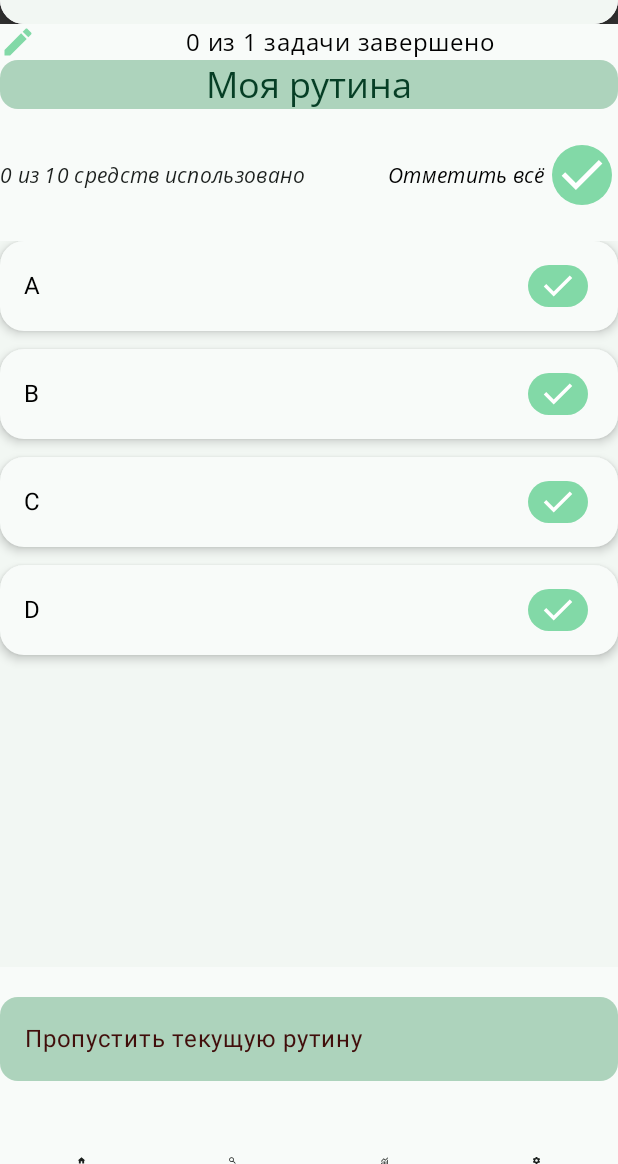
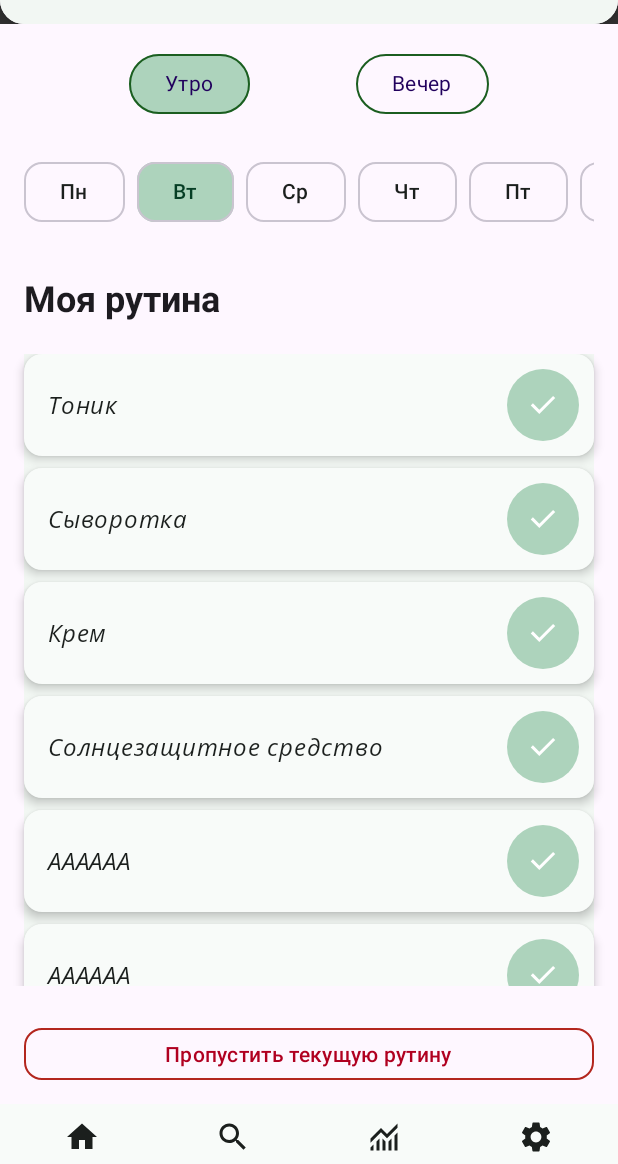
Before and after one commit to vgnvkmha/SkincareRoutinePlanner, an Android app built with Jetpack Compose: the screen it shows after launch (MainActivity), on a phone screen of 412 x 824 dp, the part 72-1236 px from its top. Run offline under Robolectric (Android 15) with nearby library versions, the phone set to English and light mode, and no system bars; our stand-ins replace Room's generated code.

Commit message:
почти закончил с навигацией главного экрана

```diff
--- a/app/src/main/java/com/example/skincareroutineplanner/presentation/screens/home/composables/CustomTopAppBar.kt
+++ b/app/src/main/java/com/example/skincareroutineplanner/presentation/screens/home/composables/CustomTopAppBar.kt
@@ -21,6 +21,10 @@ import androidx.compose.material3.Text
 import androidx.compose.material3.TopAppBar
 import androidx.compose.material3.TopAppBarColors
 import androidx.compose.runtime.Composable
+import androidx.compose.runtime.getValue
+import androidx.compose.runtime.mutableStateOf
+import androidx.compose.runtime.remember
+import androidx.compose.runtime.setValue
 import androidx.compose.ui.Modifier
 import androidx.compose.ui.draw.clip
 import androidx.compose.ui.draw.drawWithCache
@@ -36,11 +40,14 @@ import androidx.compose.ui.unit.sp
 import com.example.skincareroutineplanner.R
 import com.example.skincareroutineplanner.ui.theme.*
 
-@Preview(showBackground = true)
+
 @OptIn(ExperimentalMaterial3Api::class)
 @Composable
 fun CustomTopAppBar(
+    streakCount: Int,
+    streakCountBest: Int
 ) {
+    var showDialog by remember { mutableStateOf(false) }
     Box(
         modifier = Modifier
             .shadow(
@@ -62,8 +69,11 @@ fun CustomTopAppBar(
             title = { Text(text = "Skincare Routine Planner", modifier = Modifier.padding(15.dp), style = MaterialTheme.typography.titleLarge.copy(
                 color = OnPrimaryContainer
             )) },
+            //кнопка серии
             navigationIcon = {IconButton(enabled = true,
-                onClick = { TODO("Добавить развертвывание информации о streak (что-то типа fragment)") }) {
+                onClick = {
+                    showDialog = true
+                }) {
                 Icon(painter = painterResource(id = R.drawable.streak_icon_),
                     contentDescription = "streak icon",
                     modifier = Modifier
@@ -81,7 +91,7 @@ fun CustomTopAppBar(
                     tint = Color.Unspecified //убираем стандартную заливку иконки
                 )
                 Text(
-                    text = "0",
+                    text = streakCount.toString(),
                     color = Color.White,
                     fontSize = 5.sp,
                     modifier = Modifier
@@ -103,4 +113,12 @@ fun CustomTopAppBar(
         )
     }
 
+    if (showDialog) {
+        StreakAlertDialog(
+            showDialog = { showDialog = false},
+            streakCount = streakCount,
+            streakCountBest = streakCountBest
+        )
+    }
+
 }
--- a/app/src/main/java/com/example/skincareroutineplanner/presentation/screens/home/composables/ScheduleList.kt
+++ b/app/src/main/java/com/example/skincareroutineplanner/presentation/screens/home/composables/ScheduleList.kt
@@ -1,197 +1,207 @@
 package com.example.skincareroutineplanner.presentation.screens.home.composables
 
+import android.annotation.SuppressLint
+import androidx.compose.foundation.BorderStroke
 import androidx.compose.foundation.background
-import androidx.compose.foundation.clickable
 import androidx.compose.foundation.layout.Arrangement
 import androidx.compose.foundation.layout.Column
+import androidx.compose.foundation.layout.PaddingValues
 import androidx.compose.foundation.layout.Row
-import androidx.compose.foundation.layout.Spacer
-import androidx.compose.foundation.layout.fillMaxHeight
-import androidx.compose.foundation.layout.fillMaxSize
 import androidx.compose.foundation.layout.fillMaxWidth
 import androidx.compose.foundation.layout.height
 import androidx.compose.foundation.layout.padding
 import androidx.compose.foundation.layout.size
-import androidx.compose.foundation.layout.width
 import androidx.compose.foundation.lazy.LazyColumn
+import androidx.compose.foundation.lazy.LazyRow
 import androidx.compose.foundation.lazy.items
+import androidx.compose.foundation.lazy.itemsIndexed
+import androidx.compose.foundation.shape.CircleShape
 import androidx.compose.foundation.shape.RoundedCornerShape
-import androidx.compose.material.icons.Icons
-import androidx.compose.material.icons.filled.Create
+import androidx.compose.material3.ButtonDefaults
 import androidx.compose.material3.Card
 import androidx.compose.material3.CardDefaults
 import androidx.compose.material3.Icon
 import androidx.compose.material3.IconButton
 import androidx.compose.material3.MaterialTheme
+import androidx.compose.material3.OutlinedButton
 import androidx.compose.material3.Text
 import androidx.compose.runtime.Composable
+import androidx.compose.runtime.getValue
+import androidx.compose.runtime.mutableIntStateOf
+import androidx.compose.runtime.mutableStateOf
+import androidx.compose.runtime.remember
+import androidx.compose.runtime.setValue
 import androidx.compose.ui.Alignment
 import androidx.compose.ui.Modifier
+import androidx.compose.ui.graphics.Color
 import androidx.compose.ui.res.painterResource
 import androidx.compose.ui.text.font.FontWeight
-import androidx.compose.ui.text.style.TextAlign
 import androidx.compose.ui.tooling.preview.Preview
 import androidx.compose.ui.unit.dp
 import com.example.skincareroutineplanner.R
 import com.example.skincareroutineplanner.ui.theme.Background
+import com.example.skincareroutineplanner.ui.theme.Error
 import com.example.skincareroutineplanner.ui.theme.OnPrimary
 import com.example.skincareroutineplanner.ui.theme.OnPrimaryContainer
 import com.example.skincareroutineplanner.ui.theme.OnSurface
-import com.example.skincareroutineplanner.ui.theme.Primary
 import com.example.skincareroutineplanner.ui.theme.PrimaryContainer
+import com.example.skincareroutineplanner.ui.theme.PrimaryDark
 import com.example.skincareroutineplanner.ui.theme.Surface
 import com.example.skincareroutineplanner.ui.theme.mainFontFamily
+import java.time.LocalDate
 
+@SuppressLint("AutoboxingStateCreation") // подавляем предупреждение о состоянии Int
 @Preview(showBackground = true)
 @Composable
 fun ScheduleList() {
-    val components = listOf("A", "B", "C", "D")
+    val components =
+        listOf("Тоник", "Сыворотка", "Крем", "Солнцезащитное средство", "AAAAAA", "AAAAAA")
+    val daysOfWeek = listOf("Пн", "Вт", "Ср", "Чт", "Пт", "Сб", "Вс")
+    val currentDayIndex = LocalDate.now().dayOfWeek.value % 7
+
+    // Состояние выбранной рутины: "Утро" или "Вечер"
+    var selectedRoutine by remember { mutableStateOf("Утро") }
+
+    // Состояние выбранного дня недели (0..6)
+    var selectedDayIndex by remember { mutableIntStateOf(currentDayIndex) }
 
     Column(
         modifier = Modifier
             .fillMaxWidth()
-            .height(750.dp)
-            .background(Background)
+            .height(720.dp)
+            .background(MaterialTheme.colorScheme.background)
+            .padding(16.dp), // отступы внутри колонки
+        verticalArrangement = Arrangement.spacedBy(12.dp) //отступ между элементами по вертикали
     ) {
-
-        // Заголовок с иконкой
+        // Кнопки-переключатели "Утро" / "Вечер"
         Row(
-            modifier = Modifier
-                .fillMaxWidth()
-//                .padding(bottom = 16.dp)
-                    ,
-            verticalAlignment = Alignment.CenterVertically
+            modifier = Modifier.fillMaxWidth(),
+            //оступы от краев и друг от друга максимальны и равны
+            horizontalArrangement = Arrangement.SpaceEvenly
         ) {
-            Icon(
-                imageVector = Icons.Default.Create,
-                tint = Primary,
-                contentDescription = "Note Icon",
-                modifier = Modifier.size(24.dp)
-            )
-            Spacer(modifier = Modifier.width(16.dp))
-            Text(
-                text = "0 из 1 задачи завершено",
-                fontFamily = mainFontFamily,
-                fontWeight = FontWeight.Normal,
-                style = MaterialTheme.typography.bodyLarge,
-                modifier = Modifier.weight(1f),
-                textAlign = TextAlign.Center
-            )
-        }
-
-        // Основной контейнер
-        Column(
-            verticalArrangement = Arrangement.spacedBy(20.dp),
-            modifier = Modifier.fillMaxSize().background(
-                color = Background,
+            listOf("Утро", "Вечер").forEach { routine ->
+                OutlinedButton( //кнопка чаще всего используется без заливки внутри
+                    onClick = { selectedRoutine = routine },
+                    shape = RoundedCornerShape(20.dp),
+                    border = BorderStroke(1.dp, PrimaryDark), //цвет рамки
+                    colors = ButtonDefaults.outlinedButtonColors(
+                        // выделение активной кнопки
+                        containerColor = if (routine == selectedRoutine) PrimaryContainer else Color.Transparent
                     )
                 ) {
-
-            // Заголовок "Моя рутина"
                     Text(
-                text = "Моя рутина",
-                color = OnPrimaryContainer,
-                fontFamily = mainFontFamily,
-                fontWeight = FontWeight.Normal,
-                textAlign = TextAlign.Center,
-                style = MaterialTheme.typography.headlineSmall,
-                modifier = Modifier.fillMaxWidth().background(
-                    color = PrimaryContainer,
-                    shape = RoundedCornerShape(12.dp)
-                )
-            )
-
-            // Статистика и кнопка "Отметить всё"
-            Row(
-                verticalAlignment = Alignment.CenterVertically,
-                modifier = Modifier.fillMaxWidth()
-            ) {
-                Text(
-                    text = "0 из 10 средств использовано",
-                    color = OnSurface,
-                    fontFamily = mainFontFamily,
-                    fontWeight = FontWeight.Black,
-                    style = MaterialTheme.typography.bodyMedium
-                )
-                Spacer(modifier = Modifier.weight(1f))
-                Text(
-                    text = "Отметить всё",
-
-                    fontFamily = mainFontFamily,
-                    fontWeight = FontWeight.Black,
+                        routine,
                         style = MaterialTheme.typography.bodyMedium,
-                )
-                IconButton(onClick = { /* TODO */ }) {
-                    Icon(
-                        painter = painterResource(id = R.drawable.done),
-                        contentDescription = "Отметить все средства",
-                        tint = OnPrimary,
-                        modifier = Modifier.size(40.dp).background(Primary)
+                        color = MaterialTheme.colorScheme.onPrimaryContainer
                     )
                 }
             }
+        }
 
-            // Список карточек
+        // Прокручиваемый ряд дней недели
+        LazyRow(
+            modifier = Modifier.fillMaxWidth(),
+            horizontalArrangement = Arrangement.spacedBy(8.dp),
+            // вертикальные отступы внутри LazyRow
+            contentPadding = PaddingValues(vertical = 12.dp)
+        ) {
+            //как items() только позволяет получать индекс элемента
+            itemsIndexed(daysOfWeek) { index, day ->
+                val isSelected = index == selectedDayIndex
+                OutlinedButton(
+                    onClick = { selectedDayIndex = index },
+                    shape = RoundedCornerShape(12.dp),
+                    colors = ButtonDefaults.outlinedButtonColors(
+                        // выделение текущего дня
+                        containerColor = if (isSelected) PrimaryContainer else Color.Transparent
+                    )
+                ) {
+                    Text(
+                        text = day,
+                        color = if (isSelected) OnPrimaryContainer else OnSurface
+                    )
+                }
+            }
+        }
+
+        // Заголовок списка рутины
+        Text(
+            text = "Моя рутина",
+            style = MaterialTheme.typography.headlineSmall.copy(fontWeight = FontWeight.Bold),
+            color = MaterialTheme.colorScheme.onSurface,
+            modifier = Modifier
+                .fillMaxWidth()
+                .padding(vertical = 8.dp)
+        )
+
+
+        // Список средств ухода (LazyColumn с ограниченной высотой под 6 карточек)
+        val itemHeight = 68.dp
         LazyColumn(
-                verticalArrangement = Arrangement.spacedBy(12.dp),
-                modifier = Modifier.fillMaxHeight(0.8f).background(Surface)
+            modifier = Modifier
+                .fillMaxWidth()
+                .height(itemHeight * 6.2f) // ровно 6 карточек + немного на отступы
+                .background(Surface),  // задний фон для разделения карточек
+            verticalArrangement = Arrangement.spacedBy(8.dp)
         ) {
             items(components) { component ->
                 Card(
-                        modifier = Modifier
-                            .fillMaxWidth().height(60.dp)
-                            .clickable { /* TODO: отметить элемент */ }
-                            ,
-                        shape = RoundedCornerShape(16.dp),
+                    shape = RoundedCornerShape(12.dp),
+                    elevation = CardDefaults.cardElevation(defaultElevation = 4.dp), // тень
                     colors = CardDefaults.cardColors(
-                            containerColor = Background
-                        ),
-                        elevation = CardDefaults.cardElevation(4.dp)
+                        containerColor = Background // фон карточки
+                    )
                 ) {
                     Row(
                         modifier = Modifier
                             .fillMaxWidth()
-                                .padding(16.dp)
-                            ,
+                            .padding(16.dp), // внутренние отступы карточки
                         verticalAlignment = Alignment.CenterVertically,
                         horizontalArrangement = Arrangement.SpaceBetween
                     ) {
                         Text(
                             text = component,
-                                style = MaterialTheme.typography.bodyLarge
+                            style = MaterialTheme.typography.bodyLarge,
+                            fontFamily = mainFontFamily,
+                            fontWeight = FontWeight.Black,
+                            color = OnSurface
                         )
-                            IconButton(onClick = { /* TODO */ }) {
+                        IconButton(
+                            onClick = { /* TODO: логика отметки средства */},
+                            modifier = Modifier
+                                .size(36.dp)
+                                .background(PrimaryContainer, CircleShape) // круглая кнопка
+                        ) {
                             Icon(
                                 painter = painterResource(id = R.drawable.done),
                                 contentDescription = "Пометить как использованное",
-                                    tint = OnPrimary,
-                                    modifier = Modifier
-                                        .size(48.dp).background(Primary)
+                                tint = OnPrimary // цвет иконки внутри
                             )
                         }
                     }
                 }
+
             }
         }
 
-            // Кнопка "Пропустить"
-            Card(
+        // Кнопка "Пропустить текущую рутину"
+        OutlinedButton(
+            onClick = { /* TODO */ },
             modifier = Modifier
                 .fillMaxWidth()
-                    .clickable { /* TODO: действие по пропуску */ },
+                .padding(top = 16.dp),
             shape = RoundedCornerShape(12.dp),
-                colors = CardDefaults.cardColors(
-                    containerColor = PrimaryContainer
+            border = BorderStroke(1.dp, MaterialTheme.colorScheme.error), // красная обводка
+            colors = ButtonDefaults.outlinedButtonColors(
+                containerColor = Color.Transparent,
+                contentColor = Error // цвет текста и иконок внутри
             )
         ) {
             Text(
                 text = "Пропустить текущую рутину",
-                    style = MaterialTheme.typography.bodyLarge,
-                    color = MaterialTheme.colorScheme.onErrorContainer,
-                    modifier = Modifier.padding(16.dp),
-                    textAlign = TextAlign.Center
+                style = MaterialTheme.typography.bodyMedium,
+                fontWeight = FontWeight.Medium
             )
         }
     }
 }
-}
--- a/app/src/main/java/com/example/skincareroutineplanner/presentation/screens/home/screens/HomeScreen.kt
+++ b/app/src/main/java/com/example/skincareroutineplanner/presentation/screens/home/screens/HomeScreen.kt
@@ -1,11 +1,9 @@
 package com.example.skincareroutineplanner.presentation.screens.home.screens
 
-import androidx.compose.foundation.layout.Arrangement
 import androidx.compose.foundation.layout.Column
 import androidx.compose.foundation.layout.fillMaxSize
 import androidx.compose.runtime.Composable
 import androidx.compose.ui.Modifier
-import androidx.compose.ui.tooling.preview.Preview
 import com.example.skincareroutineplanner.presentation.screens.home.composables.CustomBottomAppBar
 import com.example.skincareroutineplanner.presentation.screens.home.composables.CustomTopAppBar
 import com.example.skincareroutineplanner.presentation.screens.home.composables.ScheduleList
@@ -19,9 +17,15 @@ fun HomeScreen(
     lambdaAnalytics: () -> Unit,
     lambdaSettings: () -> Unit
 ) {
+    //TODO добавить логику получения streakCount, streakCountBest
+    val streakCount = 0
+    val streakCountBest = 0
     Column(
         modifier = Modifier.fillMaxSize()) {
-        CustomTopAppBar()
+        CustomTopAppBar(
+            streakCount,
+            streakCountBest
+        )
         ScheduleList()
         CustomBottomAppBar(
             lambdaHome,
```
Also changed, not shown: app/src/main/java/com/example/skincareroutineplanner/presentation/screens/home/composables/CustomStreakFragment.kt (+131 -35 lines), app/src/main/java/com/example/skincareroutineplanner/presentation/screens/home/composables/StreakAlertDialog.kt (added, +49 -0 lines). Lines whose indentation alone changed are shown as unchanged.
